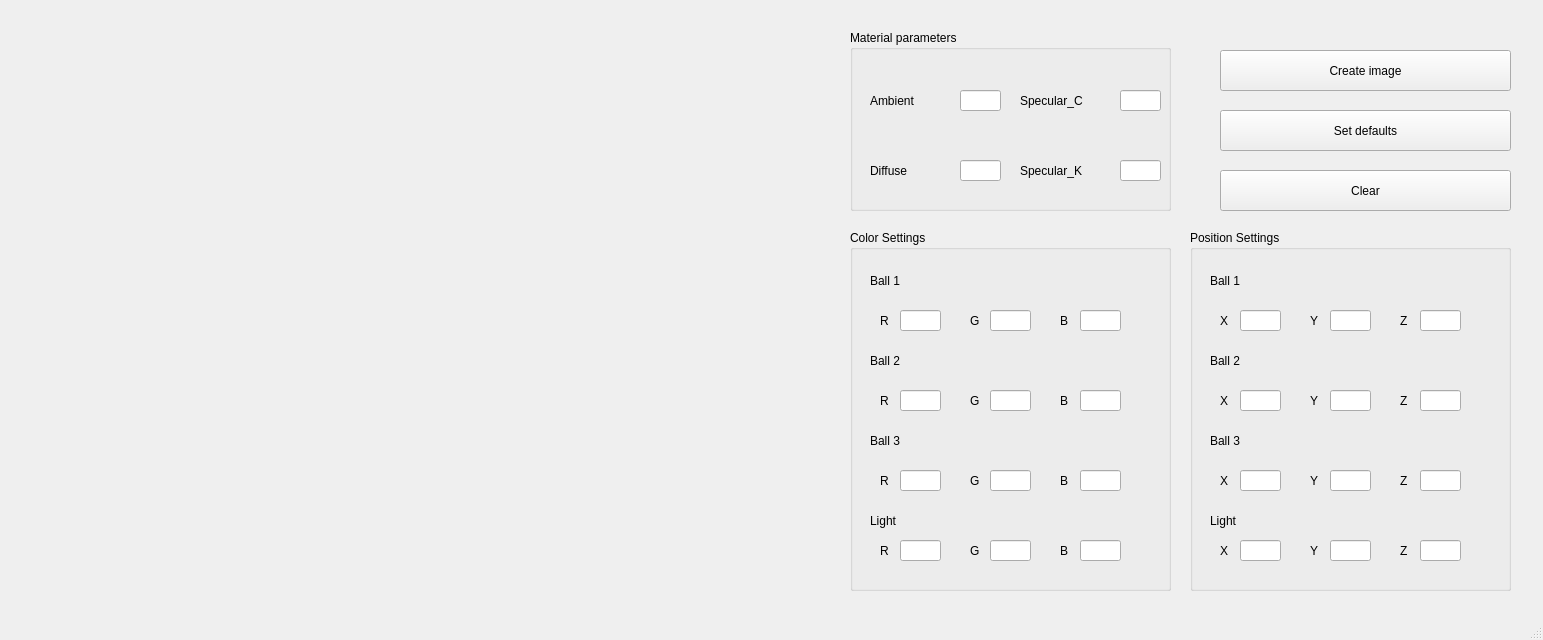
aditya3434/design_lab, file interface.ui: the form before one commit.
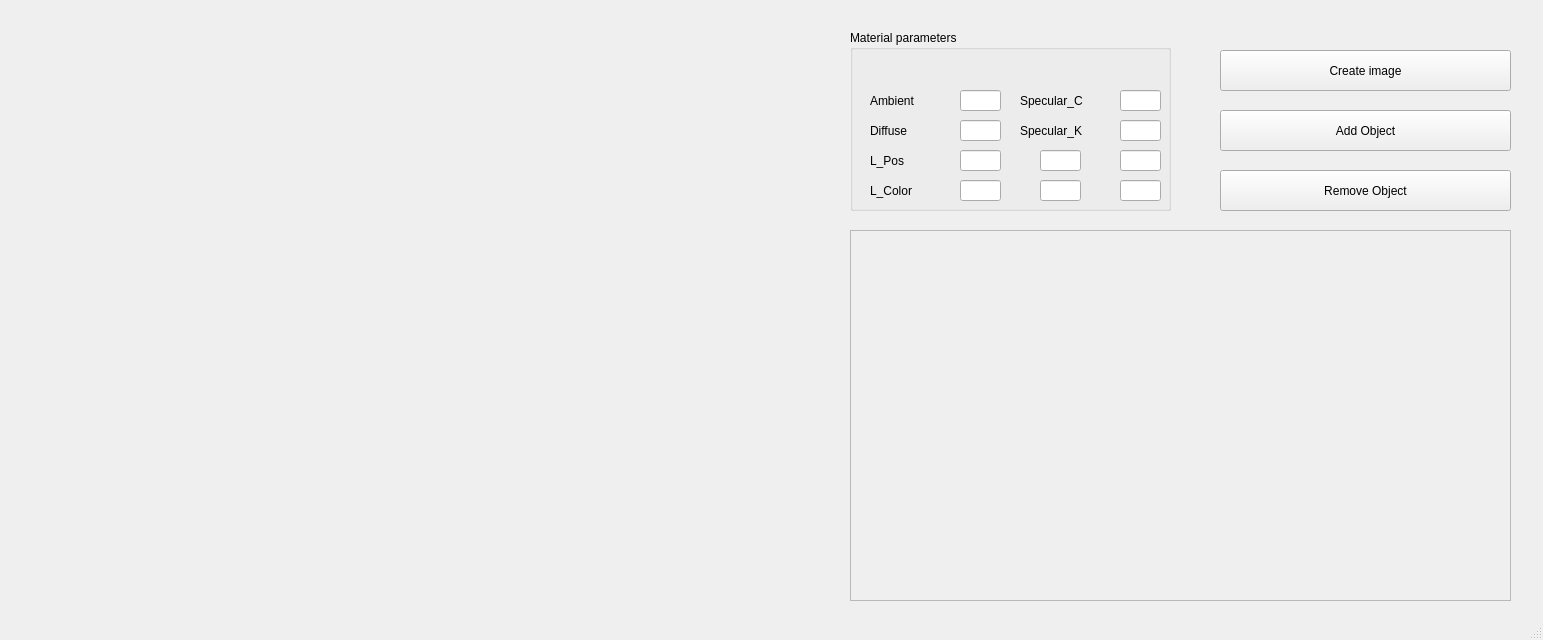
The form after the commit.

Commit message: Adding add/remove object feature

```diff
--- a/interface.ui
+++ b/interface.ui
@@ -50,811 +50,9 @@
      </rect>
     </property>
     <property name="text">
-     <string>Clear</string>
+     <string>Remove Object</string>
     </property>
    </widget>
-   <widget class="QGroupBox" name="groupBox">
-    <property name="geometry">
-     <rect>
-      <x>850</x>
-      <y>230</y>
-      <width>321</width>
-      <height>361</height>
-     </rect>
-    </property>
-    <property name="title">
-     <string>Color Settings</string>
-    </property>
-    <widget class="QLineEdit" name="b1_r">
-     <property name="geometry">
-      <rect>
-       <x>50</x>
-       <y>80</y>
-       <width>41</width>
-       <height>21</height>
-      </rect>
-     </property>
-     <property name="font">
-      <font>
-       <pointsize>9</pointsize>
-      </font>
-     </property>
-    </widget>
-    <widget class="QLabel" name="label_2">
-     <property name="geometry">
-      <rect>
-       <x>20</x>
-       <y>40</y>
-       <width>80</width>
-       <height>21</height>
-      </rect>
-     </property>
-     <property name="text">
-      <string>Ball 1</string>
-     </property>
-    </widget>
-    <widget class="QLabel" name="label_3">
-     <property name="geometry">
-      <rect>
-       <x>20</x>
-       <y>200</y>
-       <width>80</width>
-       <height>21</height>
-      </rect>
-     </property>
-     <property name="text">
-      <string>Ball 3</string>
-     </property>
-    </widget>
-    <widget class="QLabel" name="label_4">
-     <property name="geometry">
-      <rect>
-       <x>20</x>
-       <y>120</y>
-       <width>80</width>
-       <height>21</height>
-      </rect>
-     </property>
-     <property name="text">
-      <string>Ball 2</string>
-     </property>
-    </widget>
-    <widget class="QLabel" name="label_5">
-     <property name="geometry">
-      <rect>
-       <x>20</x>
-       <y>280</y>
-       <width>80</width>
-       <height>21</height>
-      </rect>
-     </property>
-     <property name="text">
-      <string>Light</string>
-     </property>
-    </widget>
-    <widget class="QLabel" name="label_6">
-     <property name="geometry">
-      <rect>
-       <x>30</x>
-       <y>80</y>
-       <width>16</width>
-       <height>21</height>
-      </rect>
-     </property>
-     <property name="text">
-      <string>R</string>
-     </property>
-    </widget>
-    <widget class="QLabel" name="label_7">
-     <property name="geometry">
-      <rect>
-       <x>120</x>
-       <y>80</y>
-       <width>16</width>
-       <height>21</height>
-      </rect>
-     </property>
-     <property name="text">
-      <string>G</string>
-     </property>
-    </widget>
-    <widget class="QLineEdit" name="b1_g">
-     <property name="geometry">
-      <rect>
-       <x>140</x>
-       <y>80</y>
-       <width>41</width>
-       <height>21</height>
-      </rect>
-     </property>
-     <property name="font">
-      <font>
-       <pointsize>9</pointsize>
-      </font>
-     </property>
-    </widget>
-    <widget class="QLineEdit" name="b1_b">
-     <property name="geometry">
-      <rect>
-       <x>230</x>
-       <y>80</y>
-       <width>41</width>
-       <height>21</height>
-      </rect>
-     </property>
-     <property name="font">
-      <font>
-       <pointsize>9</pointsize>
-      </font>
-     </property>
-    </widget>
-    <widget class="QLabel" name="label_8">
-     <property name="geometry">
-      <rect>
-       <x>210</x>
-       <y>80</y>
-       <width>16</width>
-       <height>21</height>
-      </rect>
-     </property>
-     <property name="text">
-      <string>B</string>
-     </property>
-    </widget>
-    <widget class="QLineEdit" name="b2_r">
-     <property name="geometry">
-      <rect>
-       <x>50</x>
-       <y>160</y>
-       <width>41</width>
-       <height>21</height>
-      </rect>
-     </property>
-     <property name="font">
-      <font>
-       <pointsize>9</pointsize>
-      </font>
-     </property>
-    </widget>
-    <widget class="QLabel" name="label_9">
-     <property name="geometry">
-      <rect>
-       <x>210</x>
-       <y>160</y>
-       <width>16</width>
-       <height>21</height>
-      </rect>
-     </property>
-     <property name="text">
-      <string>B</string>
-     </property>
-    </widget>
-    <widget class="QLineEdit" name="b2_b">
-     <property name="geometry">
-      <rect>
-       <x>230</x>
-       <y>160</y>
-       <width>41</width>
-       <height>21</height>
-      </rect>
-     </property>
-     <property name="font">
-      <font>
-       <pointsize>9</pointsize>
-      </font>
-     </property>
-    </widget>
-    <widget class="QLabel" name="label_10">
-     <property name="geometry">
-      <rect>
-       <x>30</x>
-       <y>160</y>
-       <width>16</width>
-       <height>21</height>
-      </rect>
-     </property>
-     <property name="text">
-      <string>R</string>
-     </property>
-    </widget>
-    <widget class="QLabel" name="label_11">
-     <property name="geometry">
-      <rect>
-       <x>120</x>
-       <y>160</y>
-       <width>16</width>
-       <height>21</height>
-      </rect>
-     </property>
-     <property name="text">
-      <string>G</string>
-     </property>
-    </widget>
-    <widget class="QLineEdit" name="b2_g">
-     <property name="geometry">
-      <rect>
-       <x>140</x>
-       <y>160</y>
-       <width>41</width>
-       <height>21</height>
-      </rect>
-     </property>
-     <property name="font">
-      <font>
-       <pointsize>9</pointsize>
-      </font>
-     </property>
-    </widget>
-    <widget class="QLineEdit" name="b3_r">
-     <property name="geometry">
-      <rect>
-       <x>50</x>
-       <y>240</y>
-       <width>41</width>
-       <height>21</height>
-      </rect>
-     </property>
-     <property name="font">
-      <font>
-       <pointsize>9</pointsize>
-      </font>
-     </property>
-    </widget>
-    <widget class="QLabel" name="label_12">
-     <property name="geometry">
-      <rect>
-       <x>210</x>
-       <y>240</y>
-       <width>16</width>
-       <height>21</height>
-      </rect>
-     </property>
-     <property name="text">
-      <string>B</string>
-     </property>
-    </widget>
-    <widget class="QLineEdit" name="b3_b">
-     <property name="geometry">
-      <rect>
-       <x>230</x>
-       <y>240</y>
-       <width>41</width>
-       <height>21</height>
-      </rect>
-     </property>
-     <property name="font">
-      <font>
-       <pointsize>9</pointsize>
-      </font>
-     </property>
-    </widget>
-    <widget class="QLabel" name="label_13">
-     <property name="geometry">
-      <rect>
-       <x>30</x>
-       <y>240</y>
-       <width>16</width>
-       <height>21</height>
-      </rect>
-     </property>
-     <property name="text">
-      <string>R</string>
-     </property>
-    </widget>
-    <widget class="QLabel" name="label_14">
-     <property name="geometry">
-      <rect>
-       <x>120</x>
-       <y>240</y>
-       <width>16</width>
-       <height>21</height>
-      </rect>
-     </property>
-     <property name="text">
-      <string>G</string>
-     </property>
-    </widget>
-    <widget class="QLineEdit" name="b3_g">
-     <property name="geometry">
-      <rect>
-       <x>140</x>
-       <y>240</y>
-       <width>41</width>
-       <height>21</height>
-      </rect>
-     </property>
-     <property name="font">
-      <font>
-       <pointsize>9</pointsize>
-      </font>
-     </property>
-    </widget>
-    <widget class="QLineEdit" name="l_r">
-     <property name="geometry">
-      <rect>
-       <x>50</x>
-       <y>310</y>
-       <width>41</width>
-       <height>21</height>
-      </rect>
-     </property>
-     <property name="font">
-      <font>
-       <pointsize>9</pointsize>
-      </font>
-     </property>
-    </widget>
-    <widget class="QLabel" name="label_15">
-     <property name="geometry">
-      <rect>
-       <x>210</x>
-       <y>310</y>
-       <width>16</width>
-       <height>21</height>
-      </rect>
-     </property>
-     <property name="text">
-      <string>B</string>
-     </property>
-    </widget>
-    <widget class="QLineEdit" name="l_b">
-     <property name="geometry">
-      <rect>
-       <x>230</x>
-       <y>310</y>
-       <width>41</width>
-       <height>21</height>
-      </rect>
-     </property>
-     <property name="font">
-      <font>
-       <pointsize>9</pointsize>
-      </font>
-     </property>
-    </widget>
-    <widget class="QLabel" name="label_16">
-     <property name="geometry">
-      <rect>
-       <x>30</x>
-       <y>310</y>
-       <width>16</width>
-       <height>21</height>
-      </rect>
-     </property>
-     <property name="text">
-      <string>R</string>
-     </property>
-    </widget>
-    <widget class="QLabel" name="label_17">
-     <property name="geometry">
-      <rect>
-       <x>120</x>
-       <y>310</y>
-       <width>16</width>
-       <height>21</height>
-      </rect>
-     </property>
-     <property name="text">
-      <string>G</string>
-     </property>
-    </widget>
-    <widget class="QLineEdit" name="l_g">
-     <property name="geometry">
-      <rect>
-       <x>140</x>
-       <y>310</y>
-       <width>41</width>
-       <height>21</height>
-      </rect>
-     </property>
-     <property name="font">
-      <font>
-       <pointsize>9</pointsize>
-      </font>
-     </property>
-    </widget>
-   </widget>
-   <widget class="QGroupBox" name="groupBox_3">
-    <property name="geometry">
-     <rect>
-      <x>1190</x>
-      <y>230</y>
-      <width>321</width>
-      <height>361</height>
-     </rect>
-    </property>
-    <property name="title">
-     <string>Position Settings</string>
-    </property>
-    <widget class="QLineEdit" name="b1_x">
-     <property name="geometry">
-      <rect>
-       <x>50</x>
-       <y>80</y>
-       <width>41</width>
-       <height>21</height>
-      </rect>
-     </property>
-     <property name="font">
-      <font>
-       <pointsize>9</pointsize>
-      </font>
-     </property>
-    </widget>
-    <widget class="QLabel" name="label_34">
-     <property name="geometry">
-      <rect>
-       <x>20</x>
-       <y>40</y>
-       <width>80</width>
-       <height>21</height>
-      </rect>
-     </property>
-     <property name="text">
-      <string>Ball 1</string>
-     </property>
-    </widget>
-    <widget class="QLabel" name="label_35">
-     <property name="geometry">
-      <rect>
-       <x>20</x>
-       <y>200</y>
-       <width>80</width>
-       <height>21</height>
-      </rect>
-     </property>
-     <property name="text">
-      <string>Ball 3</string>
-     </property>
-    </widget>
-    <widget class="QLabel" name="label_36">
-     <property name="geometry">
-      <rect>
-       <x>20</x>
-       <y>120</y>
-       <width>80</width>
-       <height>21</height>
-      </rect>
-     </property>
-     <property name="text">
-      <string>Ball 2</string>
-     </property>
-    </widget>
-    <widget class="QLabel" name="label_37">
-     <property name="geometry">
-      <rect>
-       <x>20</x>
-       <y>280</y>
-       <width>80</width>
-       <height>21</height>
-      </rect>
-     </property>
-     <property name="text">
-      <string>Light</string>
-     </property>
-    </widget>
-    <widget class="QLabel" name="label_38">
-     <property name="geometry">
-      <rect>
-       <x>30</x>
-       <y>80</y>
-       <width>16</width>
-       <height>21</height>
-      </rect>
-     </property>
-     <property name="text">
-      <string>X</string>
-     </property>
-    </widget>
-    <widget class="QLabel" name="label_39">
-     <property name="geometry">
-      <rect>
-       <x>120</x>
-       <y>80</y>
-       <width>16</width>
-       <height>21</height>
-      </rect>
-     </property>
-     <property name="text">
-      <string>Y</string>
-     </property>
-    </widget>
-    <widget class="QLineEdit" name="b1_y">
-     <property name="geometry">
-      <rect>
-       <x>140</x>
-       <y>80</y>
-       <width>41</width>
-       <height>21</height>
-      </rect>
-     </property>
-     <property name="font">
-      <font>
-       <pointsize>9</pointsize>
-      </font>
-     </property>
-    </widget>
-    <widget class="QLineEdit" name="b1_z">
-     <property name="geometry">
-      <rect>
-       <x>230</x>
-       <y>80</y>
-       <width>41</width>
-       <height>21</height>
-      </rect>
-     </property>
-     <property name="font">
-      <font>
-       <pointsize>9</pointsize>
-      </font>
-     </property>
-    </widget>
-    <widget class="QLabel" name="label_40">
-     <property name="geometry">
-      <rect>
-       <x>210</x>
-       <y>80</y>
-       <width>16</width>
-       <height>21</height>
-      </rect>
-     </property>
-     <property name="text">
-      <string>Z</string>
-     </property>
-    </widget>
-    <widget class="QLineEdit" name="b2_x">
-     <property name="geometry">
-      <rect>
-       <x>50</x>
-       <y>160</y>
-       <width>41</width>
-       <height>21</height>
-      </rect>
-     </property>
-     <property name="font">
-      <font>
-       <pointsize>9</pointsize>
-      </font>
-     </property>
-    </widget>
-    <widget class="QLabel" name="label_41">
-     <property name="geometry">
-      <rect>
-       <x>210</x>
-       <y>160</y>
-       <width>16</width>
-       <height>21</height>
-      </rect>
-     </property>
-     <property name="text">
-      <string>Z</string>
-     </property>
-    </widget>
-    <widget class="QLineEdit" name="b2_z">
-     <property name="geometry">
-      <rect>
-       <x>230</x>
-       <y>160</y>
-       <width>41</width>
-       <height>21</height>
-      </rect>
-     </property>
-     <property name="font">
-      <font>
-       <pointsize>9</pointsize>
-      </font>
-     </property>
-    </widget>
-    <widget class="QLabel" name="label_42">
-     <property name="geometry">
-      <rect>
-       <x>30</x>
-       <y>160</y>
-       <width>16</width>
-       <height>21</height>
-      </rect>
-     </property>
-     <property name="text">
-      <string>X</string>
-     </property>
-    </widget>
-    <widget class="QLabel" name="label_43">
-     <property name="geometry">
-      <rect>
-       <x>120</x>
-       <y>160</y>
-       <width>16</width>
-       <height>21</height>
-      </rect>
-     </property>
-     <property name="text">
-      <string>Y</string>
-     </property>
-    </widget>
-    <widget class="QLineEdit" name="b2_y">
-     <property name="geometry">
-      <rect>
-       <x>140</x>
-       <y>160</y>
-       <width>41</width>
-       <height>21</height>
-      </rect>
-     </property>
-     <property name="font">
-      <font>
-       <pointsize>9</pointsize>
-      </font>
-     </property>
-    </widget>
-    <widget class="QLineEdit" name="b3_x">
-     <property name="geometry">
-      <rect>
-       <x>50</x>
-       <y>240</y>
-       <width>41</width>
-       <height>21</height>
-      </rect>
-     </property>
-     <property name="font">
-      <font>
-       <pointsize>9</pointsize>
-      </font>
-     </property>
-    </widget>
-    <widget class="QLabel" name="label_44">
-     <property name="geometry">
-      <rect>
-       <x>210</x>
-       <y>240</y>
-       <width>16</width>
-       <height>21</height>
-      </rect>
-     </property>
-     <property name="text">
-      <string>Z</string>
-     </property>
-    </widget>
-    <widget class="QLineEdit" name="b3_z">
-     <property name="geometry">
-      <rect>
-       <x>230</x>
-       <y>240</y>
-       <width>41</width>
-       <height>21</height>
-      </rect>
-     </property>
-     <property name="font">
-      <font>
-       <pointsize>9</pointsize>
-      </font>
-     </property>
-    </widget>
-    <widget class="QLabel" name="label_45">
-     <property name="geometry">
-      <rect>
-       <x>30</x>
-       <y>240</y>
-       <width>16</width>
-       <height>21</height>
-      </rect>
-     </property>
-     <property name="text">
-      <string>X</string>
-     </property>
-    </widget>
-    <widget class="QLabel" name="label_46">
-     <property name="geometry">
-      <rect>
-       <x>120</x>
-       <y>240</y>
-       <width>16</width>
-       <height>21</height>
-      </rect>
-     </property>
-     <property name="text">
-      <string>Y</string>
-     </property>
-    </widget>
-    <widget class="QLineEdit" name="b3_y">
-     <property name="geometry">
-      <rect>
-       <x>140</x>
-       <y>240</y>
-       <width>41</width>
-       <height>21</height>
-      </rect>
-     </property>
-     <property name="font">
-      <font>
-       <pointsize>9</pointsize>
-      </font>
-     </property>
-    </widget>
-    <widget class="QLineEdit" name="l_x">
-     <property name="geometry">
-      <rect>
-       <x>50</x>
-       <y>310</y>
-       <width>41</width>
-       <height>21</height>
-      </rect>
-     </property>
-     <property name="font">
-      <font>
-       <pointsize>9</pointsize>
-      </font>
-     </property>
-    </widget>
-    <widget class="QLabel" name="label_47">
-     <property name="geometry">
-      <rect>
-       <x>210</x>
-       <y>310</y>
-       <width>16</width>
-       <height>21</height>
-      </rect>
-     </property>
-     <property name="text">
-      <string>Z</string>
-     </property>
-    </widget>
-    <widget class="QLineEdit" name="l_z">
-     <property name="geometry">
-      <rect>
-       <x>230</x>
-       <y>310</y>
-       <width>41</width>
-       <height>21</height>
-      </rect>
-     </property>
-     <property name="font">
-      <font>
-       <pointsize>9</pointsize>
-      </font>
-     </property>
-    </widget>
-    <widget class="QLabel" name="label_48">
-     <property name="geometry">
-      <rect>
-       <x>30</x>
-       <y>310</y>
-       <width>16</width>
-       <height>21</height>
-      </rect>
-     </property>
-     <property name="text">
-      <string>X</string>
-     </property>
-    </widget>
-    <widget class="QLabel" name="label_49">
-     <property name="geometry">
-      <rect>
-       <x>120</x>
-       <y>310</y>
-       <width>16</width>
-       <height>21</height>
-      </rect>
-     </property>
-     <property name="text">
-      <string>Y</string>
-     </property>
-    </widget>
-    <widget class="QLineEdit" name="l_y">
-     <property name="geometry">
-      <rect>
-       <x>140</x>
-       <y>310</y>
-       <width>41</width>
-       <height>21</height>
-      </rect>
-     </property>
-     <property name="font">
-      <font>
-       <pointsize>9</pointsize>
-      </font>
-     </property>
-    </widget>
-   </widget>
    <widget class="QPushButton" name="pushButton_3">
     <property name="geometry">
      <rect>
@@ -865,7 +63,7 @@
      </rect>
     </property>
     <property name="text">
-     <string>Set defaults</string>
+     <string>Add Object</string>
     </property>
    </widget>
    <widget class="QGroupBox" name="groupBox_2">
@@ -897,7 +95,7 @@
      <property name="geometry">
       <rect>
        <x>20</x>
-       <y>130</y>
+       <y>90</y>
        <width>71</width>
        <height>21</height>
       </rect>
@@ -938,7 +136,7 @@
      <property name="geometry">
       <rect>
        <x>110</x>
-       <y>130</y>
+       <y>90</y>
        <width>41</width>
        <height>21</height>
       </rect>
@@ -968,7 +166,7 @@
      <property name="geometry">
       <rect>
        <x>270</x>
-       <y>130</y>
+       <y>90</y>
        <width>41</width>
        <height>21</height>
       </rect>
@@ -983,13 +181,152 @@
      <property name="geometry">
       <rect>
        <x>170</x>
-       <y>130</y>
+       <y>90</y>
        <width>91</width>
        <height>21</height>
       </rect>
      </property>
      <property name="text">
       <string>Specular_K</string>
+     </property>
+    </widget>
+    <widget class="QLineEdit" name="l_x">
+     <property name="geometry">
+      <rect>
+       <x>110</x>
+       <y>120</y>
+       <width>41</width>
+       <height>21</height>
+      </rect>
+     </property>
+     <property name="font">
+      <font>
+       <pointsize>9</pointsize>
+      </font>
+     </property>
+    </widget>
+    <widget class="QLineEdit" name="l_z">
+     <property name="geometry">
+      <rect>
+       <x>270</x>
+       <y>120</y>
+       <width>41</width>
+       <height>21</height>
+      </rect>
+     </property>
+     <property name="font">
+      <font>
+       <pointsize>9</pointsize>
+      </font>
+     </property>
+    </widget>
+    <widget class="QLineEdit" name="l_y">
+     <property name="geometry">
+      <rect>
+       <x>190</x>
+       <y>120</y>
+       <width>41</width>
+       <height>21</height>
+      </rect>
+     </property>
+     <property name="font">
+      <font>
+       <pointsize>9</pointsize>
+      </font>
+     </property>
+    </widget>
+    <widget class="QLineEdit" name="l_g">
+     <property name="geometry">
+      <rect>
+       <x>190</x>
+       <y>150</y>
+       <width>41</width>
+       <height>21</height>
+      </rect>
+     </property>
+     <property name="font">
+      <font>
+       <pointsize>9</pointsize>
+      </font>
+     </property>
+    </widget>
+    <widget class="QLineEdit" name="l_r">
+     <property name="geometry">
+      <rect>
+       <x>110</x>
+       <y>150</y>
+       <width>41</width>
+       <height>21</height>
+      </rect>
+     </property>
+     <property name="font">
+      <font>
+       <pointsize>9</pointsize>
+      </font>
+     </property>
+    </widget>
+    <widget class="QLineEdit" name="l_b">
+     <property name="geometry">
+      <rect>
+       <x>270</x>
+       <y>150</y>
+       <width>41</width>
+       <height>21</height>
+      </rect>
+     </property>
+     <property name="font">
+      <font>
+       <pointsize>9</pointsize>
+      </font>
+     </property>
+    </widget>
+    <widget class="QLabel" name="label_22">
+     <property name="geometry">
+      <rect>
+       <x>20</x>
+       <y>120</y>
+       <width>71</width>
+       <height>21</height>
+      </rect>
+     </property>
+     <property name="text">
+      <string>L_Pos</string>
+     </property>
+    </widget>
+    <widget class="QLabel" name="label_23">
+     <property name="geometry">
+      <rect>
+       <x>20</x>
+       <y>150</y>
+       <width>71</width>
+       <height>21</height>
+      </rect>
+     </property>
+     <property name="text">
+      <string>L_Color</string>
+     </property>
+    </widget>
+   </widget>
+   <widget class="QScrollArea" name="scrollArea">
+    <property name="geometry">
+     <rect>
+      <x>850</x>
+      <y>230</y>
+      <width>661</width>
+      <height>371</height>
+     </rect>
+    </property>
+    <property name="widgetResizable">
+     <bool>true</bool>
+    </property>
+    <widget class="QWidget" name="scrollAreaWidgetContents">
+     <property name="geometry">
+      <rect>
+       <x>0</x>
+       <y>0</y>
+       <width>659</width>
+       <height>369</height>
+      </rect>
      </property>
     </widget>
    </widget>
```
The commit also changes 2 other files.
